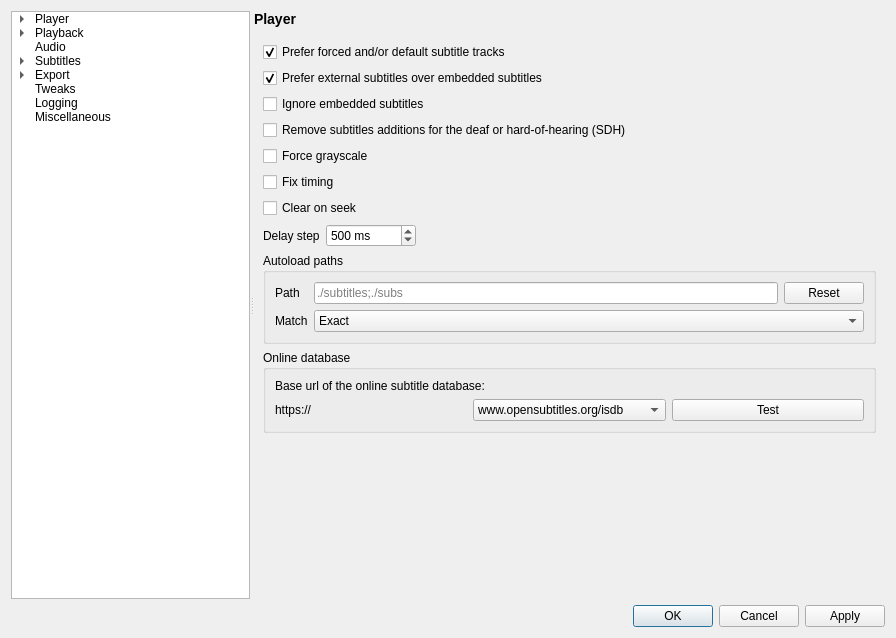
The window that src/settingswindow.ui (mpc-qt/mpc-qt) describes before a commit, drawn with Qt 5.
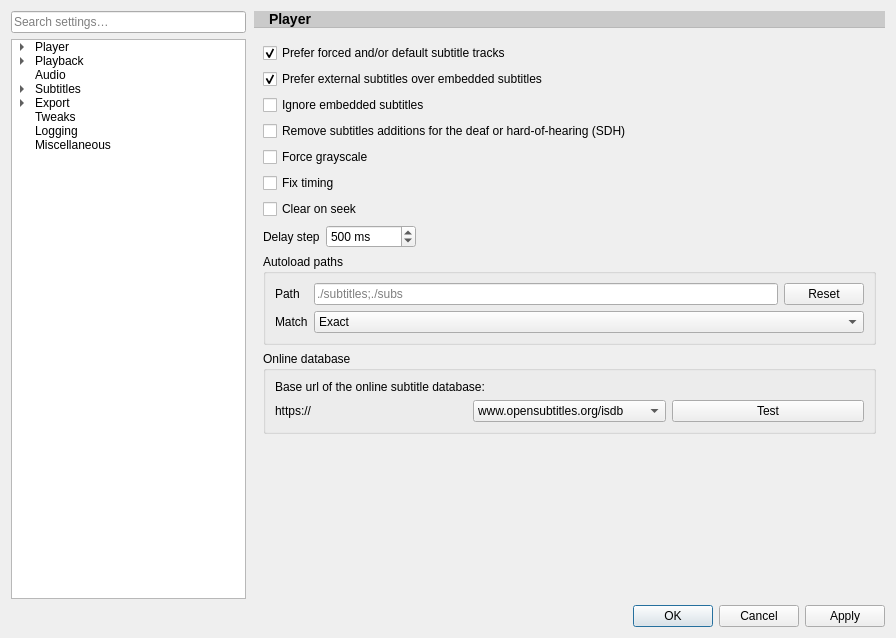
The same window after the commit. Custom widgets are drawn as their Qt base class.

Commit message: settingswindow: add searchable settings input

Patch:
```diff
--- a/src/settingswindow.ui
+++ b/src/settingswindow.ui
@@ -28,6 +28,34 @@
      <property name="orientation">
       <enum>Qt::Orientation::Horizontal</enum>
      </property>
+     <property name="handleWidth">
+      <number>0</number>
+     </property>
+     <widget class="QWidget" name="leftPaneContainer" native="true">
+      <layout class="QVBoxLayout" name="leftPaneLayout" stretch="0,1">
+       <property name="leftMargin">
+        <number>0</number>
+       </property>
+       <property name="topMargin">
+        <number>0</number>
+       </property>
+       <property name="rightMargin">
+        <number>8</number>
+       </property>
+       <property name="bottomMargin">
+        <number>0</number>
+       </property>
+       <item>
+        <widget class="QLineEdit" name="optionsSearchField">
+         <property name="placeholderText">
+          <string>Search settings…</string>
+         </property>
+         <property name="clearButtonEnabled">
+          <bool>true</bool>
+         </property>
+        </widget>
+       </item>
+       <item>
      <widget class="QTreeWidget" name="pageTree">
       <property name="verticalScrollBarPolicy">
        <enum>Qt::ScrollBarPolicy::ScrollBarAlwaysOff</enum>
@@ -149,6 +177,9 @@
        </property>
       </item>
      </widget>
+       </item>
+      </layout>
+     </widget>
      <widget class="QWidget" name="stackHost" native="true">
       <property name="sizePolicy">
        <sizepolicy hsizetype="Expanding" vsizetype="Expanding">
@@ -159,9 +190,20 @@
       <layout class="QVBoxLayout" name="stackHostLayout" stretch="0,0">
        <item>
         <widget class="QLabel" name="pageLabel">
+         <property name="styleSheet">
+          <string notr="true">QLabel#pageLabel {
+    background-color: palette(midlight);
+    border-bottom: 1px solid palette(mid);
+    padding-left: 12px;
+    padding-right: 12px;
+}</string>
+         </property>
          <property name="text">
           <string>&lt;big&gt;&lt;b&gt;Player</string>
          </property>
+         <property name="alignment">
+          <set>Qt::AlignLeading|Qt::AlignLeft|Qt::AlignVCenter</set>
+         </property>
         </widget>
        </item>
        <item>
```
Left out of the diff: 3 changed lines with no effect on the pictures. Lines whose indentation alone changed are shown as unchanged. The commit also changes 25 other files.
